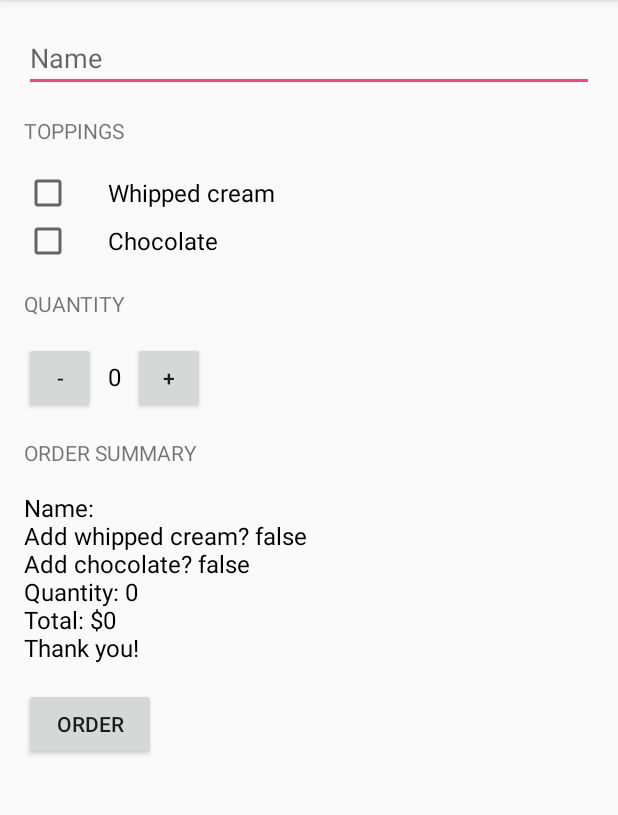
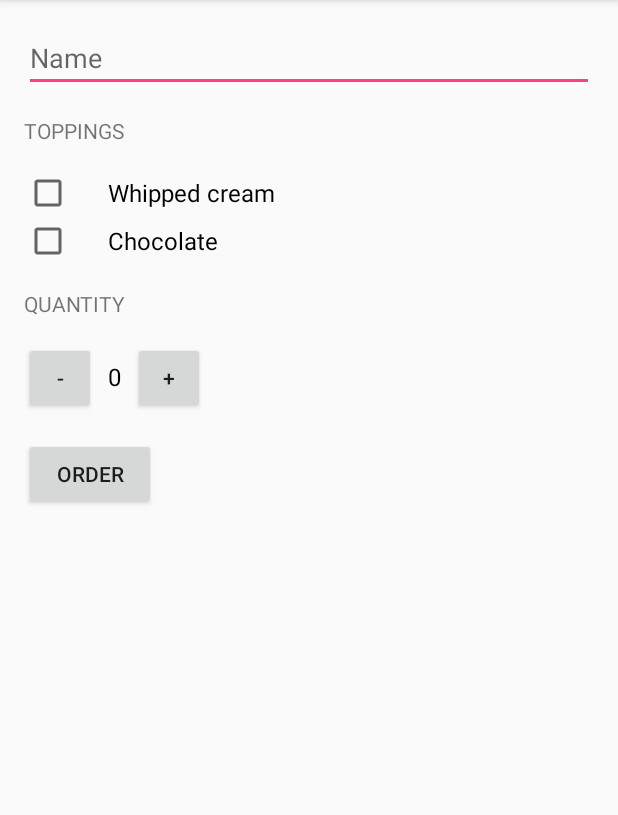
Before and after one commit to Homeye/Udacity-Google-Challenge-Scholarship-Android-Basics, an Android app: the screen it shows after launch (MainActivity), after a tap on "ORDER", on a phone screen of 412 x 824 dp, the part 84-899 px from its top. Run offline under Robolectric (Android 15) with nearby library versions, the phone set to English and light mode, and no system bars.

Commit message:
changed the submitOrder method to send an email with the order replaced hardcoded strings with strings from resources added hungarian translation

```diff
--- a/JustJava/app/src/main/java/com/example/homeye/justjava/MainActivity.java
+++ b/JustJava/app/src/main/java/com/example/homeye/justjava/MainActivity.java
@@ -1,5 +1,7 @@
 package com.example.homeye.justjava;
 
+import android.content.Intent;
+import android.net.Uri;
 import android.os.Bundle;
 import android.support.v7.app.AppCompatActivity;
 import android.view.View;
@@ -66,7 +68,16 @@ public class MainActivity extends AppCompatActivity {
         CheckBox chocolateCheckBox = findViewById(R.id.chocolate_checkbox);
         boolean hasChocolate = chocolateCheckBox.isChecked();
 
-        displayMessage(createOrderSummary(name, calculatePrice(hasWhippedCream, hasChocolate), hasWhippedCream, hasChocolate));
+        int price = calculatePrice(hasWhippedCream, hasChocolate);
+        String priceMessage = createOrderSummary(name, price, hasWhippedCream, hasChocolate);
+
+        Intent intent = new Intent(Intent.ACTION_SENDTO);
+        intent.setData(Uri.parse("mailto:"));
+        intent.putExtra(Intent.EXTRA_SUBJECT, getString(R.string.subject, name));
+        intent.putExtra(Intent.EXTRA_TEXT, priceMessage);
+        if (intent.resolveActivity(getPackageManager()) != null) {
+            startActivity(intent);
+        }
     }
 
     /**
@@ -104,7 +115,13 @@ public class MainActivity extends AppCompatActivity {
      * @return text summary
      */
     private String createOrderSummary(String name, int price, boolean addWhippedCream, boolean addChocolate) {
-        return "Name: " + name + "\nAdd whipped cream? " + addWhippedCream + "\nAdd chocolate? " + addChocolate + "\nQuantity: " + quantity + "\nTotal: $" + price + "\nThank you!";
+        String priceMessage = getString(R.string.order_summary_name, name);
+        priceMessage += "\n" + getString(R.string.add_whipped_cream, addWhippedCream);
+        priceMessage += "\n" + getString(R.string.add_chocolate, addChocolate);
+        priceMessage += "\n" + getString(R.string.order_summary_quantity, quantity);
+        priceMessage += "\n" + getString(R.string.total, price);
+        priceMessage += "\n" + getString(R.string.thank_you);
+        return priceMessage;
     }
 
     /**
@@ -115,12 +132,12 @@ public class MainActivity extends AppCompatActivity {
         quantityTextView.setText("" + numberOfCoffees);
     }
 
-    /**
-     * This method displays the given text on the screen.
-     */
-    private void displayMessage(String message) {
-        TextView orderSummaryTextView = (TextView) findViewById(R.id.order_summary_text_view);
-        orderSummaryTextView.setText(message);
-    }
+//    /**
+//     * This method displays the given text on the screen.
+//     */
+//    private void displayMessage(String message) {
+//        TextView orderSummaryTextView = (TextView) findViewById(R.id.order_summary_text_view);
+//        orderSummaryTextView.setText(message);
+//    }
 
 }
--- a/JustJava/app/src/main/res/layout/activity_main.xml
+++ b/JustJava/app/src/main/res/layout/activity_main.xml
@@ -7,7 +7,7 @@
 
     <LinearLayout
         android:layout_width="match_parent"
-        android:layout_height="match_parent"
+        android:layout_height="wrap_content"
         android:orientation="vertical"
         android:padding="16dp">
 
@@ -16,14 +16,14 @@
             android:layout_width="match_parent"
             android:layout_height="wrap_content"
             android:layout_marginBottom="16dp"
-            android:hint="Name"
+            android:hint="@string/name"
             android:inputType="textPersonName|textCapWords" />
 
         <TextView
             android:layout_width="wrap_content"
             android:layout_height="wrap_content"
             android:layout_marginBottom="16dp"
-            android:text="Toppings"
+            android:text="@string/toppings"
             android:textAllCaps="true" />
 
         <CheckBox
@@ -31,7 +31,7 @@
             android:layout_width="wrap_content"
             android:layout_height="wrap_content"
             android:paddingLeft="24dp"
-            android:text="Whipped cream"
+            android:text="@string/topping_whipped_cream"
             android:textSize="16sp" />
 
         <CheckBox
@@ -40,14 +40,14 @@
             android:layout_height="wrap_content"
             android:layout_marginBottom="16dp"
             android:paddingLeft="24dp"
-            android:text="Chocolate"
+            android:text="@string/topping_chocolate"
             android:textSize="16sp" />
 
         <TextView
             android:layout_width="wrap_content"
             android:layout_height="wrap_content"
             android:layout_marginBottom="16dp"
-            android:text="Quantity"
+            android:text="@string/quantity"
             android:textAllCaps="true" />
 
         <LinearLayout
@@ -80,27 +80,27 @@
 
         </LinearLayout>
 
-        <TextView
-            android:layout_width="wrap_content"
-            android:layout_height="wrap_content"
-            android:layout_marginBottom="16dp"
-            android:text="Order Summary"
-            android:textAllCaps="true" />
+        <!--<TextView-->
+        <!--android:layout_width="wrap_content"-->
+        <!--android:layout_height="wrap_content"-->
+        <!--android:layout_marginBottom="16dp"-->
+        <!--android:text="Order Summary"-->
+        <!--android:textAllCaps="true" />-->
 
-        <TextView
-            android:id="@+id/order_summary_text_view"
-            android:layout_width="wrap_content"
-            android:layout_height="wrap_content"
-            android:layout_marginBottom="16dp"
-            android:text="Total: $0"
-            android:textColor="@android:color/black"
-            android:textSize="16sp" />
+        <!--<TextView-->
+        <!--android:id="@+id/order_summary_text_view"-->
+        <!--android:layout_width="wrap_content"-->
+        <!--android:layout_height="wrap_content"-->
+        <!--android:layout_marginBottom="16dp"-->
+        <!--android:text="Total: $0"-->
+        <!--android:textColor="@android:color/black"-->
+        <!--android:textSize="16sp" />-->
 
         <Button
             android:layout_width="wrap_content"
             android:layout_height="wrap_content"
             android:onClick="submitOrder"
-            android:text="Order" />
+            android:text="@string/order" />
 
     </LinearLayout>
 
--- a/JustJava/app/src/main/res/values/strings.xml
+++ b/JustJava/app/src/main/res/values/strings.xml
@@ -1,3 +1,23 @@
-<resources>
+<resources xmlns:xliff="urn:oasis:names:tc:xliff:document:1.2">
+
+    <!--UI texts-->
     <string name="app_name">Just Java</string>
+    <!--Header text for the list of toppings [CHAR LIMIT=20]-->
+    <string name="toppings">Toppings</string>
+    <string name="name">Name</string>
+    <string name="topping_whipped_cream">Whipped cream</string>
+    <string name="topping_chocolate">Chocolate</string>
+    <string name="quantity">Quantity</string>
+    <string name="order">Order</string>
+
+    <!--Java texts-->
+    <!--submitOrder-->
+    <string name="subject">Just Java order for <xliff:g example="Amy" id="name">%s</xliff:g></string>
+    <!--createOrderSummary-->
+    <string name="order_summary_name">Name: <xliff:g example="Amy" id="name">%s</xliff:g></string>
+    <string name="add_whipped_cream">Add whipped cream? <xliff:g example="true" id="trueFalse">%b</xliff:g></string>
+    <string name="add_chocolate">Add chocolate? <xliff:g example="true" id="trueFalse">%b</xliff:g></string>
+    <string name="order_summary_quantity">Quantity: <xliff:g example="4" id="quantity">%d</xliff:g></string>
+    <string name="total">Total: $<xliff:g example="20" id="price">%d</xliff:g></string>
+    <string name="thank_you">Thank you!</string>
 </resources>
```
Also changed, not shown: 1 other file.
